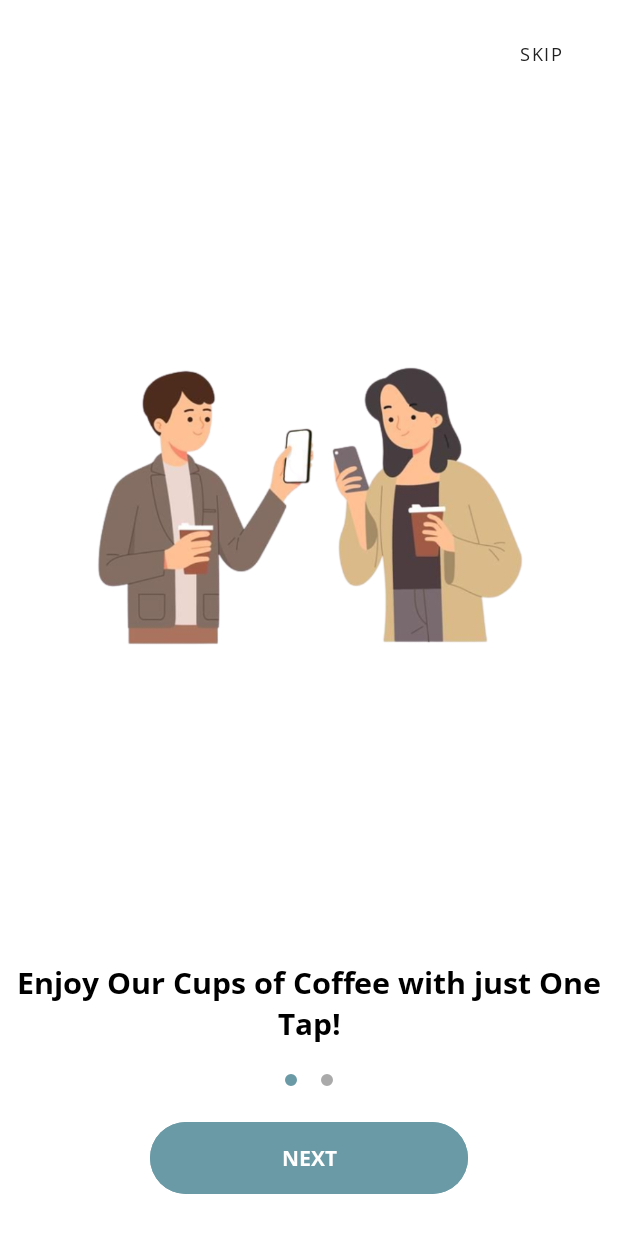
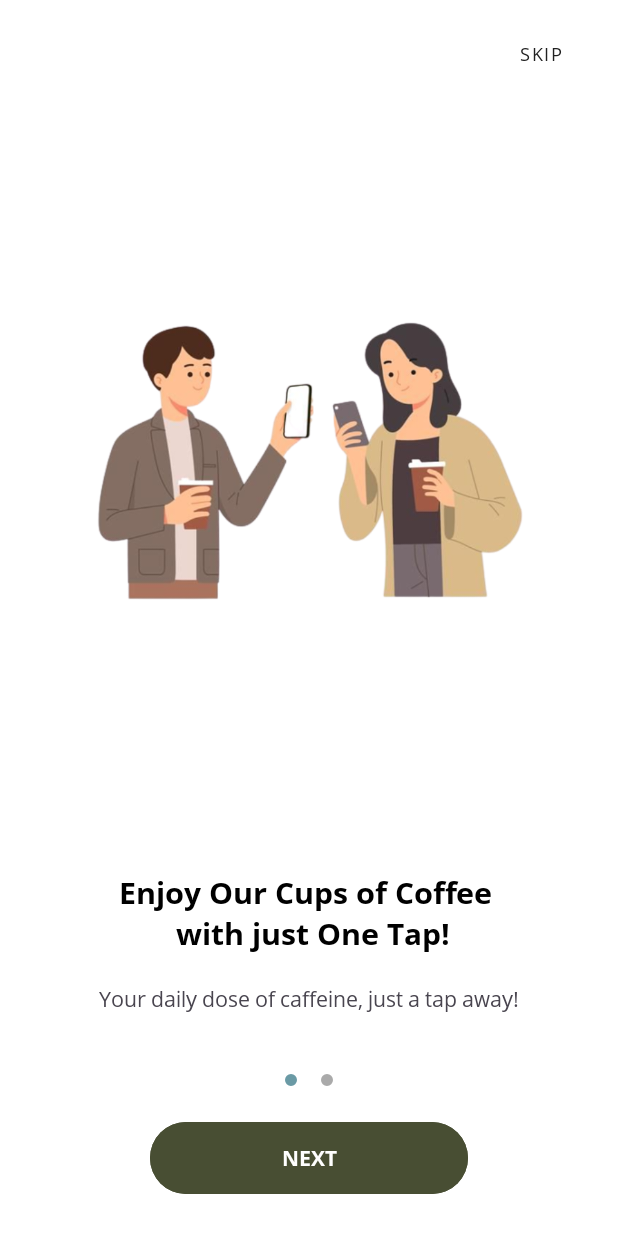
Before and after one commit to CTRL-C-Coffee-Shop/CTRL-C-Front-End, an Android app: the screen it shows after launch (OnBoardingActivity), on a phone screen of 412 x 824 dp. Shown: the top 1233 px of the screen. Run offline under Robolectric (Android 15) with nearby library versions, the phone set to English and light mode, and no system bars.

Commit message:
Updating OnBoarding Activity

```diff
--- a/app/src/main/java/com/example/ctrl_c/ui/onBoarding/adapter/OnBoardingAdapter.kt
+++ b/app/src/main/java/com/example/ctrl_c/ui/onBoarding/adapter/OnBoardingAdapter.kt
@@ -22,9 +22,13 @@ class OnBoardingAdapter : RecyclerView.Adapter<OnBoardingPager>() {
             with(holder) {
                 if (position == 0) {
                     bindingDesign.tvTitle.text = context.getString(R.string.title_onboarding_1)
+                    bindingDesign.tvDescription.text =
+                        context.getString(R.string.description_onboarding_1)
                     bindingDesign.ivIllustration.setImageResource(R.drawable.on_boarding1_image)
                 } else {
                     bindingDesign.tvTitle.text = context.getString(R.string.title_onboarding_2)
+                    bindingDesign.tvDescription.text =
+                        context.getString(R.string.description_onboarding_2)
                     bindingDesign.ivIllustration.setImageResource(R.drawable.on_boarding2_image)
                 }
             }
--- a/app/src/main/res/layout/activity_on_boarding.xml
+++ b/app/src/main/res/layout/activity_on_boarding.xml
@@ -27,4 +27,16 @@
         android:textAppearance="@style/TextAppearance.AppCompat.Medium"
         tools:text="@tools:sample/lorem" />
 
+    <androidx.appcompat.widget.AppCompatTextView
+        android:id="@+id/tv_description"
+        android:layout_width="match_parent"
+        android:layout_height="wrap_content"
+        android:layout_margin="20dp"
+        android:textSize="@dimen/text_size_14"
+        android:textAlignment="center"
+        android:fontFamily="@font/opensans_regular"
+        tools:text="@tools:sample/lorem/random"
+        android:maxLines="2"
+        android:ellipsize="end" />
+
 </androidx.appcompat.widget.LinearLayoutCompat>
--- a/app/src/main/res/layout/item_on_boarding.xml
+++ b/app/src/main/res/layout/item_on_boarding.xml
@@ -53,7 +53,7 @@
         android:layout_marginBottom="@dimen/spacing_24"
         android:text="@string/next_title"
         android:textAllCaps="true"
-        android:backgroundTint="@color/colorPrimary"
+        android:backgroundTint="@color/matcha_green"
         android:fontFamily="@font/opensans_bold"
         android:textColor="@android:color/white"
         app:cornerRadius="100dp" />
--- a/app/src/main/res/values/strings.xml
+++ b/app/src/main/res/values/strings.xml
@@ -2,7 +2,9 @@
     <string name="app_name">CTRL-C</string>
     <string name="skip_title">Skip</string>
     <string name="next_title">Next</string>
-    <string name="title_onboarding_1">Enjoy Our Cups of Coffee with just One Tap!</string>
-    <string name="title_onboarding_2">The Best premium Quality Coffee, made by the love of our Baristas!</string>
+    <string name="title_onboarding_1">Enjoy Our Cups of Coffee \n with just One Tap!</string>
+    <string name="title_onboarding_2">Discover the Perfect Brew!</string>
     <string name="get_started_title">Get Started</string>
+    <string name="description_onboarding_1"> Your daily dose of caffeine, just a tap away!</string>
+    <string name="description_onboarding_2"> he Best premium Quality Coffee, made by the love of our Baristas!</string>
 </resources>
--- a/app/src/main/res/values/themes.xml
+++ b/app/src/main/res/values/themes.xml
@@ -2,7 +2,8 @@
     <!-- Base application theme. -->
     <style name="Base.Theme.CTRLC" parent="Theme.Material3.DayNight.NoActionBar">
         <!-- Customize your light theme here. -->
-        <!-- <item name="colorPrimary">@color/my_light_primary</item> -->
+        <!-- <item name="colorPrimary">@color/my_light_primary</item> -->\
+        <item name="colorPrimary">@color/brown</item>
     </style>
 
     <style name="Theme.CTRLC" parent="Base.Theme.CTRLC" />
```
Also changed, not shown: app/src/main/res/values/colors.xml (+8 -16 lines), app/src/main/res/drawable/on_boarding1_image2.png (added), app/src/main/res/drawable/on_boarding2_image2.png (added).
